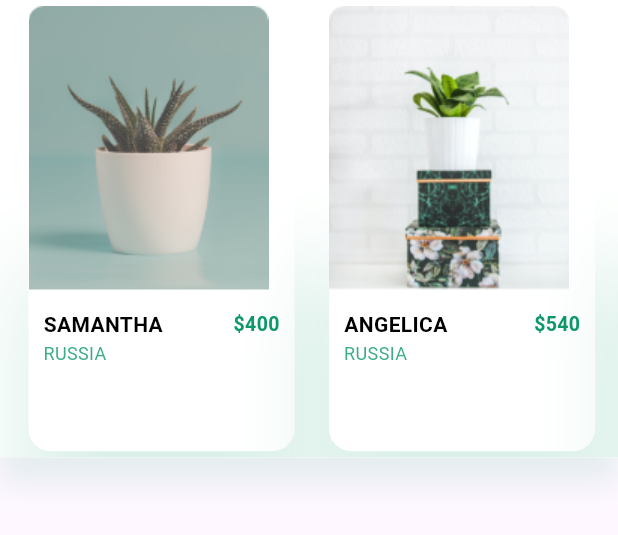
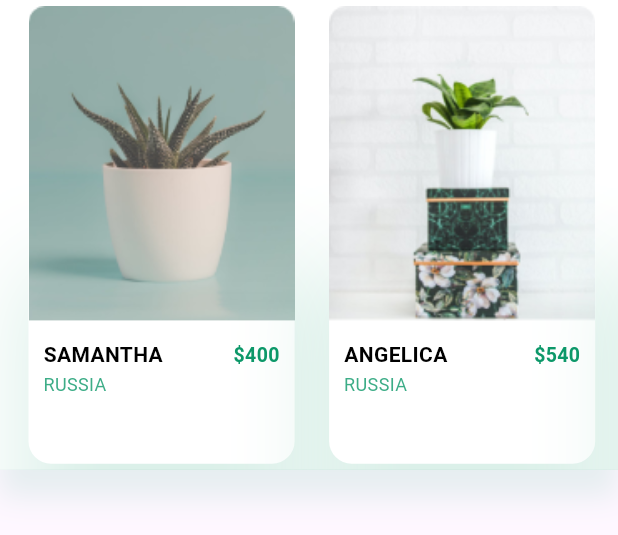
Before and after one commit to M-Laheem-Ayub/plantly-flutter-app, a Flutter app: the RecommendedPlantsSection widget shown alone on an empty page, opened directly, on a phone screen of 412 x 824 dp. Shown: the top 535 px of the screen. Run offline on Flutter 3.47's test engine with Material 3 defaults, Android fonts, the phone set to English and light mode, and no system bars.

Commit message:
update header section

```diff
--- a/lib/screens/home_screen.dart
+++ b/lib/screens/home_screen.dart
@@ -17,7 +17,6 @@ class HomeScreen extends StatelessWidget {
   @override
   Widget build(BuildContext context) {
     final double screenWidth = ScreenSize.width(context);
-    final double screenHeight = ScreenSize.height(context);
 
     return SafeArea(
       child: Scaffold(
--- a/lib/sections/header_section.dart
+++ b/lib/sections/header_section.dart
@@ -42,7 +42,11 @@ class HeaderSection extends StatelessWidget {
           ),
         ),
         Padding(
-          padding: const EdgeInsets.only(top: 76, left: 20, right: 20),
+          padding: EdgeInsets.only(
+            top: screenHeight * 0.115,
+            left: 20,
+            right: 20,
+          ),
           child: Container(
             height: 60,
             decoration: BoxDecoration(
--- a/lib/sections/recommended_plants_section.dart
+++ b/lib/sections/recommended_plants_section.dart
@@ -16,14 +16,14 @@ class RecommendedPlantsSection extends StatelessWidget {
         color: Colors.white,
         boxShadow: [
           BoxShadow(
-            color: mainColor.withOpacity(0.1),
+            color: mainColor.withValues(alpha: 0.1),
             offset: const Offset(0, 18),
             blurRadius: 15,
           ),
         ],
       ),
       width: double.infinity,
-      height: screenHeight * 0.37,
+      height: screenHeight * 0.38,
       child: ListView.builder(
         scrollDirection: Axis.horizontal,
         itemCount: plantProducts.length,
@@ -33,7 +33,7 @@ class RecommendedPlantsSection extends StatelessWidget {
             decoration: BoxDecoration(
               boxShadow: [
                 BoxShadow(
-                  color: mainColor.withOpacity(0.15),
+                  color: mainColor.withValues(alpha: 0.15),
                   offset: const Offset(0, 180),
                   blurRadius: 50,
                 ),
@@ -53,7 +53,11 @@ class RecommendedPlantsSection extends StatelessWidget {
               child: Column(
                 crossAxisAlignment: CrossAxisAlignment.start,
                 children: [
-                  Image.asset(plant.imagePath, fit: BoxFit.cover),
+                  Image.asset(
+                    plant.imagePath,
+                    fit: BoxFit.cover,
+                    width: screenWidth * 0.45,
+                  ),
                   const SizedBox(height: 12),
                   Padding(
                     padding: const EdgeInsets.symmetric(horizontal: 10.0),
```
